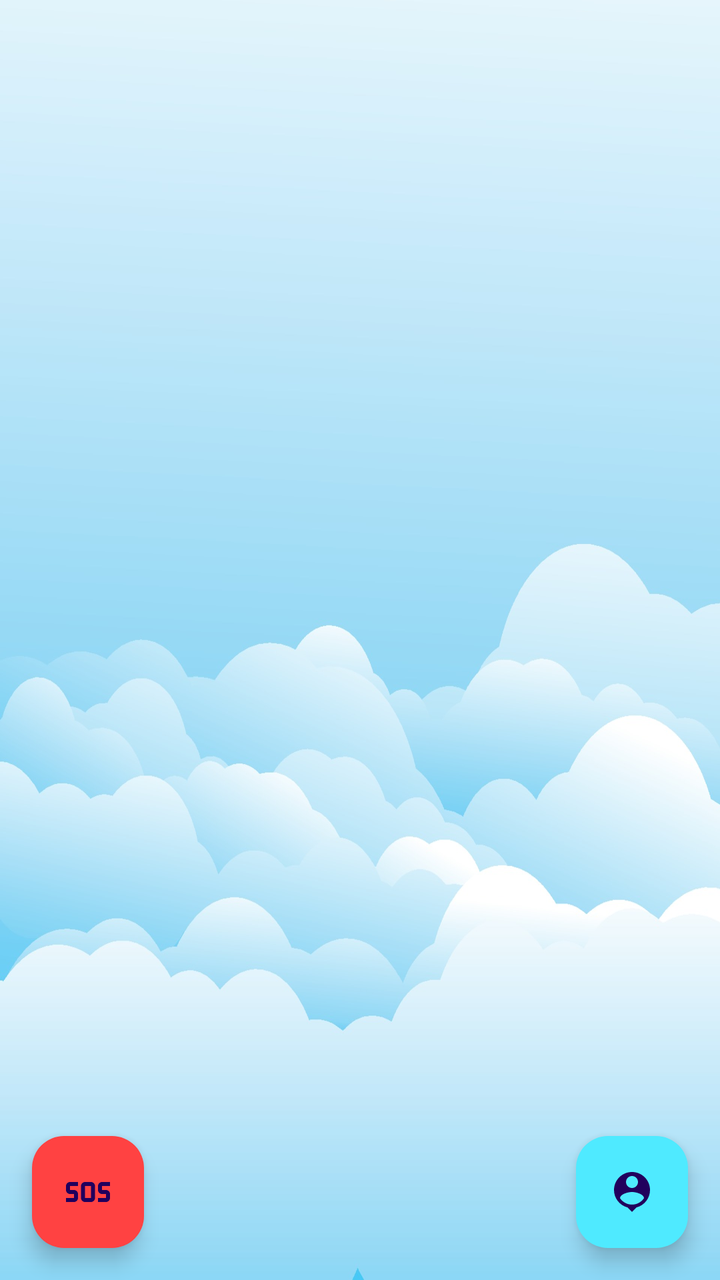
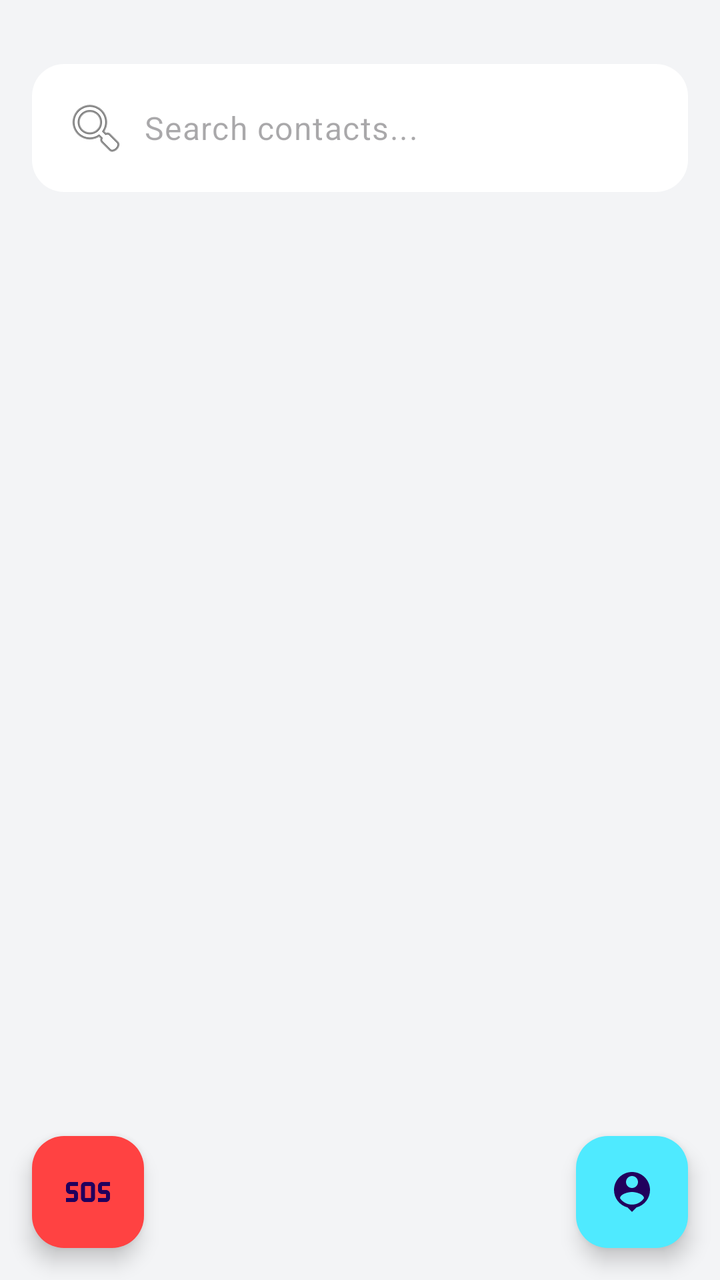

Before-and-after screenshots of an Android layout around one commit, followed by the original layout XML and the change that was made.
<!-- AndroidManifest.xml: application theme Theme.ContactManager -->
<!-- res/layout/activity_main.xml -->
<?xml version="1.0" encoding="utf-8"?>
<layout
    xmlns:android="http://schemas.android.com/apk/res/android"
    xmlns:app="http://schemas.android.com/apk/res-auto"
    xmlns:tools="http://schemas.android.com/tools">

    <data>
        <variable
            name="clickHandler"
            type="com.example.contactmanager.MainActivityClickHandlers" />
    </data>

    <androidx.constraintlayout.widget.ConstraintLayout
        android:id="@+id/main"
        android:layout_width="match_parent"
        android:layout_height="match_parent"
        android:background="@drawable/bgm1"
        tools:context=".MainActivity">

        
        <androidx.recyclerview.widget.RecyclerView
            android:id="@+id/recyclerview"
            android:layout_width="0dp"
            android:layout_height="0dp"
            app:layout_constraintTop_toTopOf="parent"
            app:layout_constraintBottom_toBottomOf="parent"
            app:layout_constraintStart_toStartOf="parent"
            app:layout_constraintEnd_toEndOf="parent" />

        
        <FrameLayout
            android:id="@+id/fragment_container"
            android:layout_width="0dp"
            android:layout_height="0dp"
            app:layout_constraintTop_toTopOf="parent"
            app:layout_constraintBottom_toBottomOf="parent"
            app:layout_constraintStart_toStartOf="parent"
            app:layout_constraintEnd_toEndOf="parent" >



        </FrameLayout>

        <com.google.android.material.floatingactionbutton.FloatingActionButton
            android:id="@+id/fab_sos"
            android:layout_width="wrap_content"
            android:layout_height="wrap_content"
            android:layout_marginStart="16dp"
            android:layout_marginBottom="16dp"
            android:backgroundTint="#FF4242"
            android:contentDescription="SOS"
            android:src="@drawable/baseline_sos_24"
            app:layout_constraintBottom_toBottomOf="parent"
            app:layout_constraintStart_toStartOf="parent" />

        
        <com.google.android.material.floatingactionbutton.FloatingActionButton
            android:id="@+id/fab_add"
            android:layout_width="wrap_content"
            android:layout_height="wrap_content"
            android:layout_marginEnd="16dp"
            android:layout_marginBottom="16dp"
            android:backgroundTint="#4FEAFF"
            android:onClick="@{clickHandler::onFABClicked}"
            android:src="@drawable/baseline_person_pin_24"
            app:layout_constraintBottom_toBottomOf="parent"
            app:layout_constraintEnd_toEndOf="parent" />

    </androidx.constraintlayout.widget.ConstraintLayout>
</layout>
<!-- resources referenced by this layout -->
<resources>
  <!-- drawable baseline_person_pin_24 (drawable) -->
  <vector xmlns:android="http://schemas.android.com/apk/res/android" android:height="30dp" android:tint="#FFFFFF" android:viewportHeight="24" android:viewportWidth="24" android:width="30dp">
        
      <path android:fillColor="@android:color/white" android:pathData="M12,2c-4.97,0 -9,4.03 -9,9 0,4.17 2.84,7.67 6.69,8.69L12,22l2.31,-2.31C18.16,18.67 21,15.17 21,11c0,-4.97 -4.03,-9 -9,-9zM12,4c1.66,0 3,1.34 3,3s-1.34,3 -3,3 -3,-1.34 -3,-3 1.34,-3 3,-3zM12,18.3c-2.5,0 -4.71,-1.28 -6,-3.22 0.03,-1.99 4,-3.08 6,-3.08 1.99,0 5.97,1.09 6,3.08 -1.29,1.94 -3.5,3.22 -6,3.22z"/>
      
  </vector>
  <!-- drawable baseline_sos_24 (drawable) -->
  <vector xmlns:android="http://schemas.android.com/apk/res/android" android:height="28dp" android:tint="#FFFFFF" android:viewportHeight="24" android:viewportWidth="24" android:width="28dp">
        
      <path android:fillColor="@android:color/white" android:pathData="M13.5,7h-3c-1.1,0 -2,0.9 -2,2v6c0,1.1 0.9,2 2,2h3c1.1,0 2,-0.9 2,-2V9C15.5,7.9 14.6,7 13.5,7zM13.5,15h-3V9h3V15zM1,15h4v-2H3c-1.1,0 -2,-0.9 -2,-2V9c0,-1.1 0.9,-2 2,-2h4v2H3v2h2c1.1,0 2,0.9 2,2v2c0,1.1 -0.9,2 -2,2H1V15zM17,15h4v-2h-2c-1.1,0 -2,-0.9 -2,-2V9c0,-1.1 0.9,-2 2,-2h4v2h-4v2h2c1.1,0 2,0.9 2,2v2c0,1.1 -0.9,2 -2,2h-4V15z"/>
      
  </vector>
  <!-- drawable bgm1: jpg bitmap (drawable, 108495 bytes) -->
  <style name="Theme.ContactManager" parent="Base.Theme.ContactManager" />
  <style name="Base.Theme.ContactManager" parent="Theme.Material3.DayNight.NoActionBar">
          
          
      </style>
</resources>

<!-- the commit's change to res/layout/activity_main.xml (unified diff, before → after) -->
@@ -14,15 +14,47 @@
         android:id="@+id/main"
         android:layout_width="match_parent"
         android:layout_height="match_parent"
-        android:background="@drawable/bgm1"
+        android:background="@color/windowBackground"
         tools:context=".MainActivity">
+
+        <com.google.android.material.textfield.TextInputLayout
+            android:id="@+id/searchLayout"
+            style="@style/Widget.Material3.TextInputLayout.OutlinedBox"
+            android:layout_width="match_parent"
+            android:layout_height="wrap_content"
+            android:layout_marginHorizontal="16dp"
+            android:layout_marginTop="32dp"
+            app:boxBackgroundColor="@color/cardBackgroundSolid"
+            app:boxCornerRadiusBottomEnd="16dp"
+            app:boxCornerRadiusBottomStart="16dp"
+            app:boxCornerRadiusTopEnd="16dp"
+            app:boxCornerRadiusTopStart="16dp"
+            app:boxStrokeWidth="0dp"
+            app:boxStrokeWidthFocused="0dp"
+            app:hintEnabled="false"
+            app:layout_constraintTop_toTopOf="parent"
+            app:layout_constraintStart_toStartOf="parent"
+            app:layout_constraintEnd_toEndOf="parent">
+
+            <com.google.android.material.textfield.TextInputEditText
+                android:id="@+id/searchEditText"
+                android:layout_width="match_parent"
+                android:layout_height="wrap_content"
+                android:drawableStart="@android:drawable/ic_menu_search"
+                android:drawablePadding="8dp"
+                android:hint="Search contacts..."
+                android:inputType="text"
+                android:padding="16dp"
+                android:textColor="@color/textPrimary" />
+        </com.google.android.material.textfield.TextInputLayout>
 
         
         <androidx.recyclerview.widget.RecyclerView
             android:id="@+id/recyclerview"
             android:layout_width="0dp"
             android:layout_height="0dp"
-            app:layout_constraintTop_toTopOf="parent"
+            android:layout_marginTop="16dp"
+            app:layout_constraintTop_toBottomOf="@+id/searchLayout"
             app:layout_constraintBottom_toBottomOf="parent"
             app:layout_constraintStart_toStartOf="parent"
             app:layout_constraintEnd_toEndOf="parent" />
<!-- resource entries referenced after the edit -->
@@ -1,5 +1,8 @@
 <!-- resources referenced by this layout -->
 <resources>
+  <color name="cardBackgroundSolid">#FFFFFF</color>
+  <color name="textPrimary">#000000</color>
+  <color name="windowBackground">#F3F4F6</color>
   <!-- drawable baseline_person_pin_24 (drawable) -->
   <vector xmlns:android="http://schemas.android.com/apk/res/android" android:height="30dp" android:tint="#FFFFFF" android:viewportHeight="24" android:viewportWidth="24" android:width="30dp">
         
@@ -12,7 +15,6 @@
       <path android:fillColor="@android:color/white" android:pathData="M13.5,7h-3c-1.1,0 -2,0.9 -2,2v6c0,1.1 0.9,2 2,2h3c1.1,0 2,-0.9 2,-2V9C15.5,7.9 14.6,7 13.5,7zM13.5,15h-3V9h3V15zM1,15h4v-2H3c-1.1,0 -2,-0.9 -2,-2V9c0,-1.1 0.9,-2 2,-2h4v2H3v2h2c1.1,0 2,0.9 2,2v2c0,1.1 -0.9,2 -2,2H1V15zM17,15h4v-2h-2c-1.1,0 -2,-0.9 -2,-2V9c0,-1.1 0.9,-2 2,-2h4v2h-4v2h2c1.1,0 2,0.9 2,2v2c0,1.1 -0.9,2 -2,2h-4V15z"/>
       
   </vector>
-  <!-- drawable bgm1: jpg bitmap (drawable, 108495 bytes) -->
   <style name="Theme.ContactManager" parent="Base.Theme.ContactManager" />
   <style name="Base.Theme.ContactManager" parent="Theme.Material3.DayNight.NoActionBar">
           
